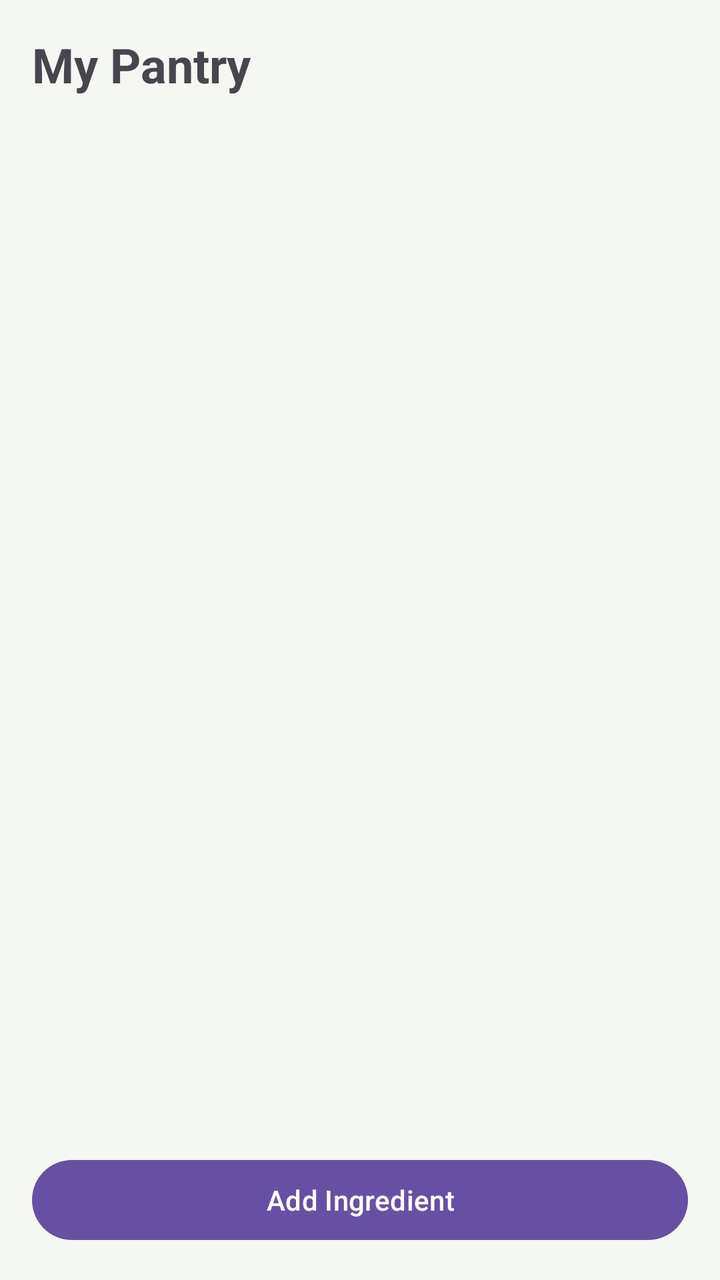
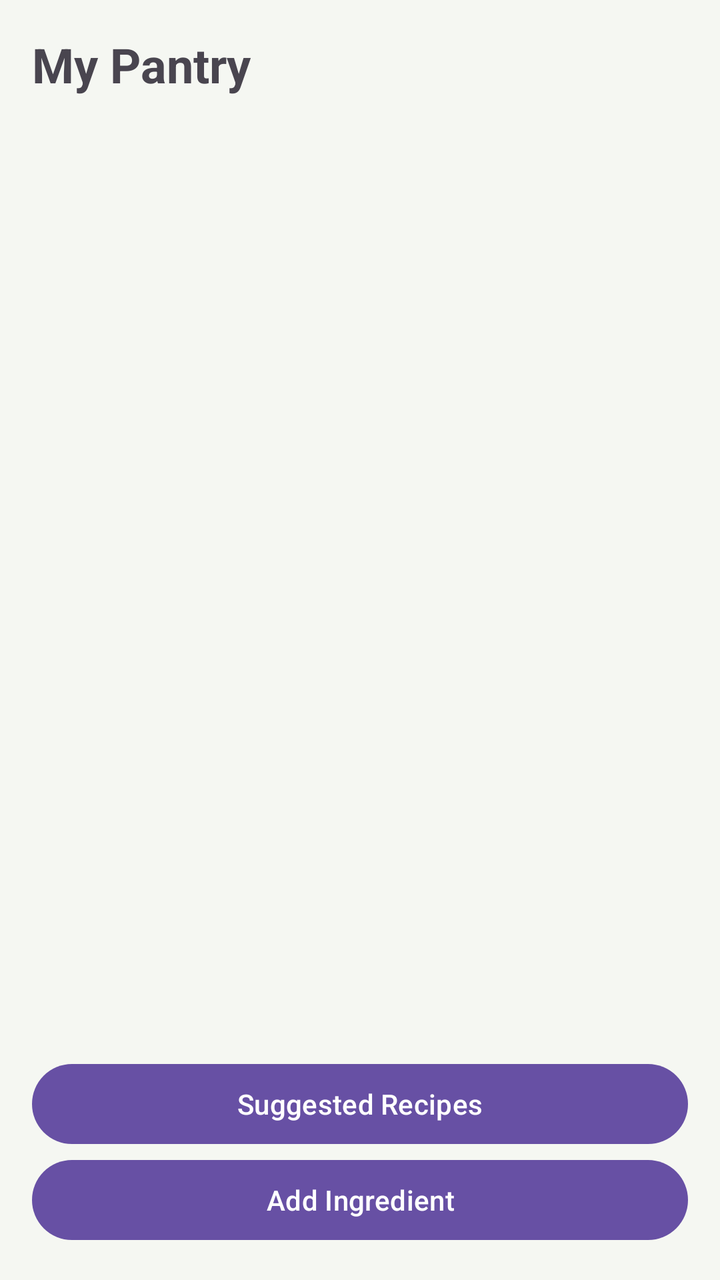

The first picture is an Android layout as it rendered before a commit; the second is the same layout after the commit. The layout source and the unified diff follow.
<!-- AndroidManifest.xml: application theme Theme.SmartPantryManager -->
<!-- res/layout/activity_pantry.xml -->
<?xml version="1.0" encoding="utf-8"?>
<androidx.constraintlayout.widget.ConstraintLayout
    xmlns:android="http://schemas.android.com/apk/res/android"
    xmlns:app="http://schemas.android.com/apk/res-auto"
    android:id="@+id/main"
    android:layout_width="match_parent"
    android:layout_height="match_parent"
    android:background="#F5F7F2">

    <TextView
        android:id="@+id/tvTitle"
        android:layout_width="0dp"
        android:layout_height="wrap_content"
        android:padding="16dp"
        android:text="My Pantry"
        android:textSize="24sp"
        android:textStyle="bold"
        app:layout_constraintTop_toTopOf="parent"
        app:layout_constraintStart_toStartOf="parent"
        app:layout_constraintEnd_toEndOf="parent" />

    <androidx.recyclerview.widget.RecyclerView
        android:id="@+id/rvPantry"
        android:layout_width="0dp"
        android:layout_height="0dp"
        app:layout_constraintTop_toBottomOf="@id/tvTitle"
        app:layout_constraintBottom_toTopOf="@id/btnAddIngredient"
        app:layout_constraintStart_toStartOf="parent"
        app:layout_constraintEnd_toEndOf="parent" />

    <TextView
        android:id="@+id/tvEmpty"
        android:layout_width="wrap_content"
        android:layout_height="wrap_content"
        android:text="Your pantry is empty. Add some ingredients!"
        android:visibility="gone"
        app:layout_constraintTop_toTopOf="parent"
        app:layout_constraintBottom_toBottomOf="parent"
        app:layout_constraintStart_toStartOf="parent"
        app:layout_constraintEnd_toEndOf="parent" />

    <Button
        android:id="@+id/btnAddIngredient"
        android:layout_width="0dp"
        android:layout_height="wrap_content"
        android:layout_margin="16dp"
        android:text="Add Ingredient"
        app:layout_constraintBottom_toBottomOf="parent"
        app:layout_constraintStart_toStartOf="parent"
        app:layout_constraintEnd_toEndOf="parent" />

</androidx.constraintlayout.widget.ConstraintLayout>
<!-- resources referenced by this layout -->
<resources>
  <style name="Theme.SmartPantryManager" parent="Base.Theme.SmartPantryManager" />
  <style name="Base.Theme.SmartPantryManager" parent="Theme.Material3.DayNight.NoActionBar">
          
          
      </style>
</resources>

<!-- the commit's change to res/layout/activity_pantry.xml (unified diff, before → after) -->
@@ -24,7 +24,7 @@
         android:layout_width="0dp"
         android:layout_height="0dp"
         app:layout_constraintTop_toBottomOf="@id/tvTitle"
-        app:layout_constraintBottom_toTopOf="@id/btnAddIngredient"
+        app:layout_constraintBottom_toTopOf="@id/btnSuggested"
         app:layout_constraintStart_toStartOf="parent"
         app:layout_constraintEnd_toEndOf="parent" />
 
@@ -48,5 +48,14 @@
         app:layout_constraintBottom_toBottomOf="parent"
         app:layout_constraintStart_toStartOf="parent"
         app:layout_constraintEnd_toEndOf="parent" />
-
+    <Button
+        android:id="@+id/btnSuggested"
+        android:layout_width="0dp"
+        android:layout_height="wrap_content"
+        android:layout_marginStart="16dp"
+        android:layout_marginEnd="16dp"
+        android:text="Suggested Recipes"
+        app:layout_constraintBottom_toTopOf="@id/btnAddIngredient"
+        app:layout_constraintStart_toStartOf="parent"
+        app:layout_constraintEnd_toEndOf="parent" />
 </androidx.constraintlayout.widget.ConstraintLayout>
